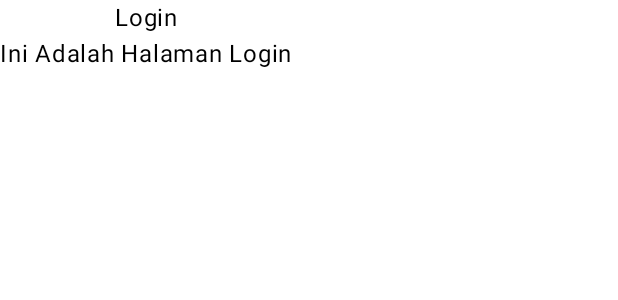
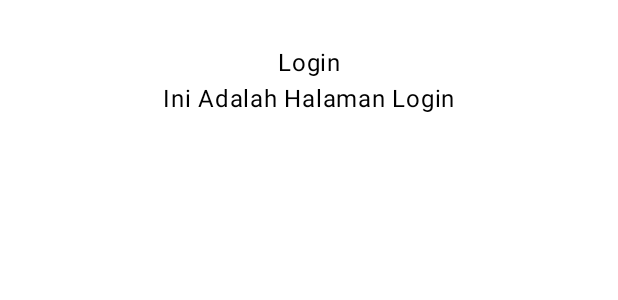
Before and after one commit to enrexl/QuestBasicComposable_160, an Android app built with Jetpack Compose: the @Preview function GreetingPreview, on a phone screen of 412 x 824 dp. Shown: the top 300 px of the screen. Run offline under Robolectric (Android 15) with nearby library versions, the phone set to English and light mode, and no system bars.

Commit message:
Add fillmaxsize and padding properties for "BasicColumn" function

```diff
--- a/app/src/main/java/com/example/week3_questcomposable/MainActivity.kt
+++ b/app/src/main/java/com/example/week3_questcomposable/MainActivity.kt
@@ -14,6 +14,8 @@ import androidx.compose.runtime.Composable
 import androidx.compose.ui.Alignment
 import androidx.compose.ui.Modifier
 import androidx.compose.ui.tooling.preview.Preview
+import androidx.compose.ui.unit.dp
+import androidx.compose.ui.unit.sp
 import com.example.week3_questcomposable.ui.theme.Week3QuestComposableTheme
 
 class MainActivity : ComponentActivity() {
@@ -36,7 +38,8 @@ fun BasicColumn(modifier: Modifier = Modifier){
 Column(
     horizontalAlignment = Alignment.CenterHorizontally,
     verticalArrangement = Arrangement.Top,
-
+    modifier = Modifier.fillMaxSize()
+        .padding(top = 30.dp)
 ) {
     Text("Login")
     Text("Ini Adalah Halaman Login")
```
